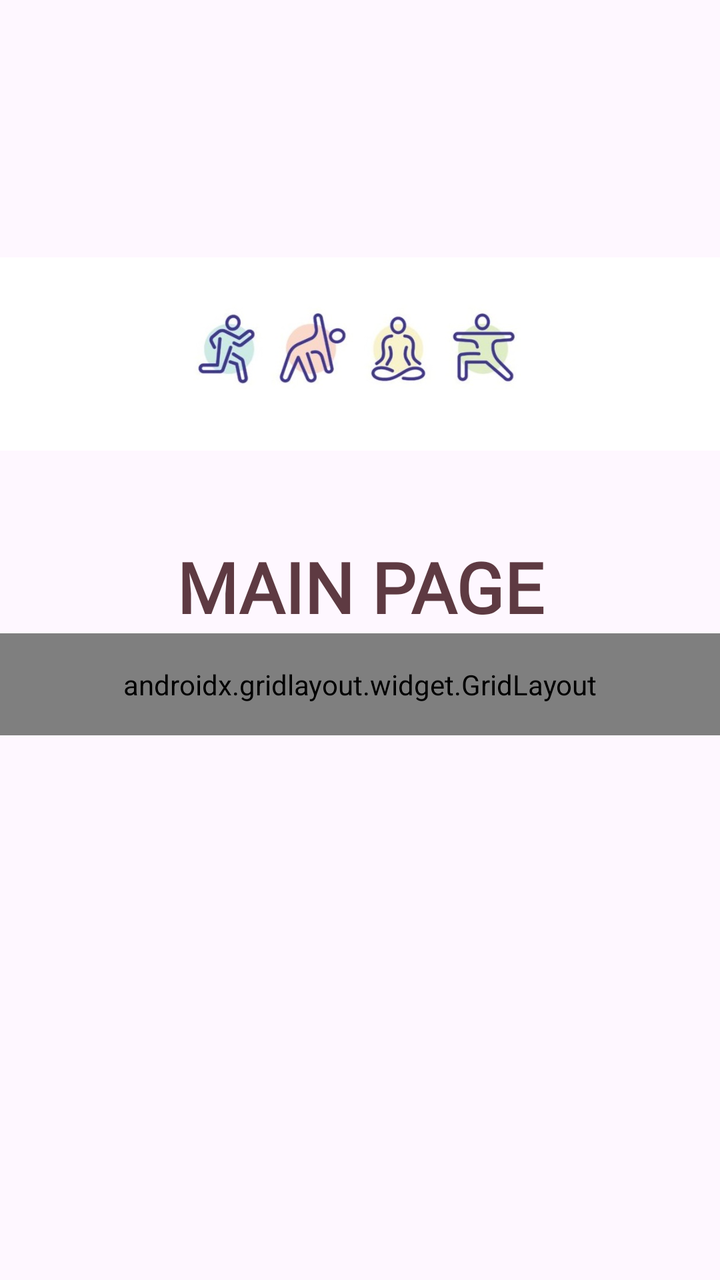
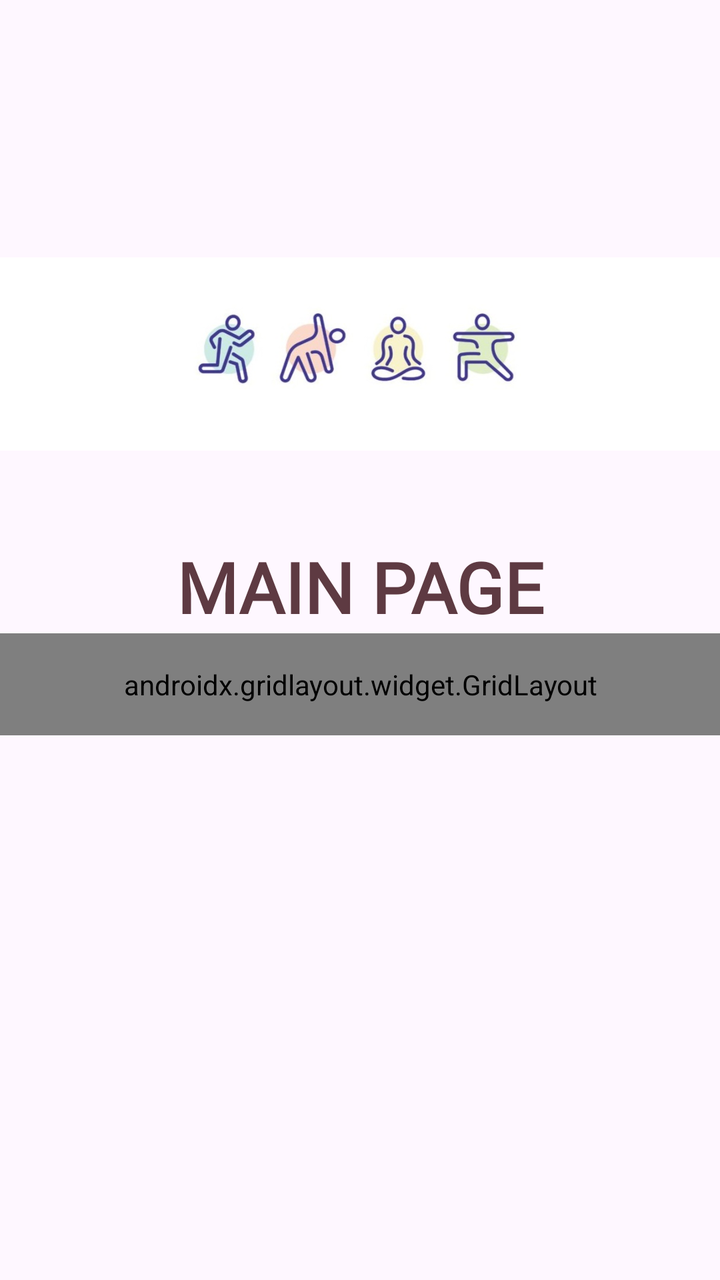

The first picture is an Android layout as it rendered before a commit; the second is the same layout after the commit. The layout source and the unified diff follow.
<!-- AndroidManifest.xml: application theme Theme.Sherine_TIA -->
<!-- res/layout/activity_main.xml -->
<?xml version="1.0" encoding="utf-8"?>
<androidx.constraintlayout.widget.ConstraintLayout xmlns:android="http://schemas.android.com/apk/res/android"
    xmlns:app="http://schemas.android.com/apk/res-auto"
    xmlns:tools="http://schemas.android.com/tools"
    android:id="@+id/main"
    android:layout_width="match_parent"
    android:layout_height="match_parent"
    tools:context=".DetailActivity">

    <TextView
        android:id="@+id/txtTitle"
        android:layout_width="0dp"
        android:layout_height="wrap_content"
        android:layout_marginTop="40dp"
        android:fontFamily="@font/cinzel_bold"
        android:text="MAIN PAGE"
        android:textAlignment="center"
        android:textColor="#5E3A42"
        android:textSize="35sp"
        android:textStyle="bold"
        app:layout_constraintEnd_toEndOf="parent"
        app:layout_constraintHorizontal_bias="0.0"
        app:layout_constraintStart_toStartOf="parent"
        app:layout_constraintTop_toBottomOf="@+id/imageView2" />


    <ImageView
        android:id="@+id/imageView2"
        android:layout_width="425dp"
        android:layout_height="106dp"
        android:layout_marginTop="124dp"
        android:layout_marginEnd="3dp"
        android:outlineAmbientShadowColor="#161414"
        android:visibility="visible"
        app:layout_constraintEnd_toEndOf="parent"
        app:layout_constraintHorizontal_bias="0.411"
        app:layout_constraintStart_toStartOf="parent"
        app:layout_constraintTop_toTopOf="parent"
        app:srcCompat="@drawable/detail" />

    <androidx.gridlayout.widget.GridLayout
        android:id="@+id/gridMenu"
        android:layout_width="0dp"
        android:layout_height="wrap_content"
        android:padding="16dp"
        app:columnCount="3"
        app:layout_constraintEnd_toEndOf="parent"
        app:layout_constraintStart_toStartOf="parent"
        app:layout_constraintTop_toBottomOf="@+id/txtTitle"
        app:useDefaultMargins="true">

        <com.google.android.material.button.MaterialButton
            android:id="@+id/btnP5"
            android:layout_width="wrap_content"
            android:layout_height="48dp"
            android:fontFamily="@font/godofwar"
            android:text="P5"
            app:backgroundTint="@color/button"
            app:cornerRadius="16dp"
            app:layout_columnWeight="1"
            app:layout_gravity="fill_horizontal"
            app:strokeColor="#E8D2E3" />

        <com.google.android.material.button.MaterialButton
            android:id="@+id/btnP6"
            android:layout_width="wrap_content"
            android:layout_height="48dp"
            android:fontFamily="@font/godofwar"
            android:text="P6"
            app:backgroundTint="@color/button"
            app:cornerRadius="16dp"
            app:layout_columnWeight="1"
            app:layout_gravity="fill_horizontal"
            app:strokeColor="#E8D2E3"
            tools:layout_editor_absoluteY="369dp" />

        <com.google.android.material.button.MaterialButton
            android:id="@+id/btnSnackbar"
            android:layout_width="wrap_content"
            android:layout_height="48dp"
            android:fontFamily="@font/godofwar"
            android:text="Snackbar"
            app:backgroundTint="@color/button"
            app:cornerRadius="16dp"
            app:layout_columnWeight="1"
            app:layout_gravity="fill_horizontal"
            app:strokeColor="#E8D2E3" />

        <com.google.android.material.button.MaterialButton
            android:id="@+id/btnAlert"
            android:layout_width="wrap_content"
            android:layout_height="48dp"
            android:fontFamily="@font/godofwar"
            android:text="Alert"
            app:backgroundTint="@color/button"
            app:cornerRadius="16dp"
            app:layout_columnWeight="1"
            app:layout_gravity="fill_horizontal"
            app:strokeColor="#E8D2E3" />

        <com.google.android.material.button.MaterialButton
            android:id="@+id/btnLogOu2t"
            android:layout_width="wrap_content"
            android:layout_height="48dp"
            android:fontFamily="@font/godofwar"
            android:text="Log Out"
            app:backgroundTint="@color/button"
            app:cornerRadius="16dp"
            app:layout_columnWeight="1"
            app:layout_gravity="fill_horizontal"
            app:strokeColor="#E8D2E3" />

        <com.google.android.material.button.MaterialButton
            android:id="@+id/btnLogOut"
            android:layout_width="wrap_content"
            android:layout_height="48dp"
            android:fontFamily="@font/godofwar"
            android:text="Log Out"
            app:backgroundTint="@color/button"
            app:cornerRadius="16dp"
            app:layout_columnWeight="1"
            app:layout_gravity="fill_horizontal"
            app:strokeColor="#E8D2E3" />
    </androidx.gridlayout.widget.GridLayout>

</androidx.constraintlayout.widget.ConstraintLayout>
<!-- resources referenced by this layout -->
<resources>
  <color name="button">#747B4F</color>
  <!-- drawable detail: jpeg bitmap (drawable, 28918 bytes) -->
  <style name="Theme.Sherine_TIA" parent="Base.Theme.Sherine_TIA" />
  <style name="Base.Theme.Sherine_TIA" parent="Theme.Material3.DayNight.NoActionBar">
          
          
      </style>
</resources>

<!-- the commit's change to res/layout/activity_main.xml (unified diff, before → after) -->
@@ -40,7 +40,7 @@
 
     <androidx.gridlayout.widget.GridLayout
         android:id="@+id/gridMenu"
-        android:layout_width="0dp"
+        android:layout_width="410dp"
         android:layout_height="wrap_content"
         android:padding="16dp"
         app:columnCount="3"
@@ -99,11 +99,11 @@
             app:strokeColor="#E8D2E3" />
 
         <com.google.android.material.button.MaterialButton
-            android:id="@+id/btnLogOu2t"
+            android:id="@+id/btnTutorial"
             android:layout_width="wrap_content"
             android:layout_height="48dp"
             android:fontFamily="@font/godofwar"
-            android:text="Log Out"
+            android:text="Tutorial"
             app:backgroundTint="@color/button"
             app:cornerRadius="16dp"
             app:layout_columnWeight="1"
@@ -121,6 +121,18 @@
             app:layout_columnWeight="1"
             app:layout_gravity="fill_horizontal"
             app:strokeColor="#E8D2E3" />
+
+        <com.google.android.material.button.MaterialButton
+            android:id="@+id/btnBack"
+            android:layout_width="wrap_content"
+            android:layout_height="48dp"
+            android:fontFamily="@font/godofwar"
+            android:text="Kembali"
+            app:backgroundTint="@color/button"
+            app:cornerRadius="16dp"
+            app:layout_columnWeight="1"
+            app:layout_gravity="fill_horizontal"
+            app:strokeColor="#E8D2E3" />
     </androidx.gridlayout.widget.GridLayout>
 
 </androidx.constraintlayout.widget.ConstraintLayout>
